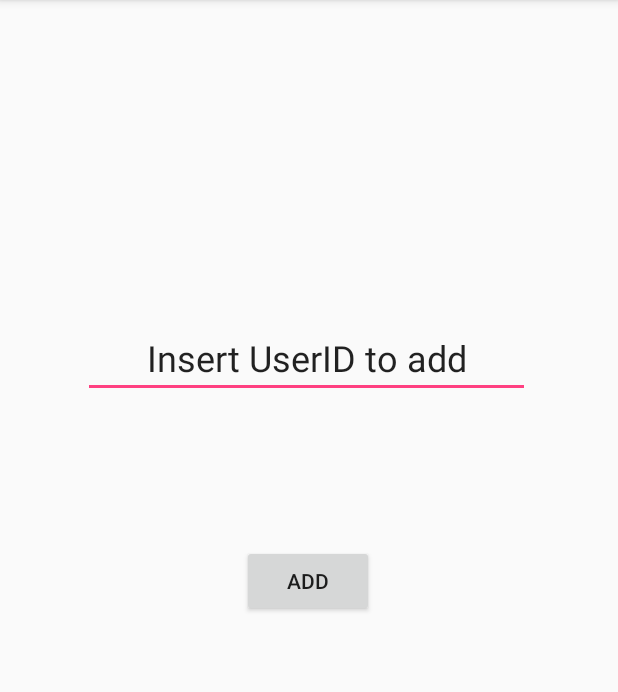
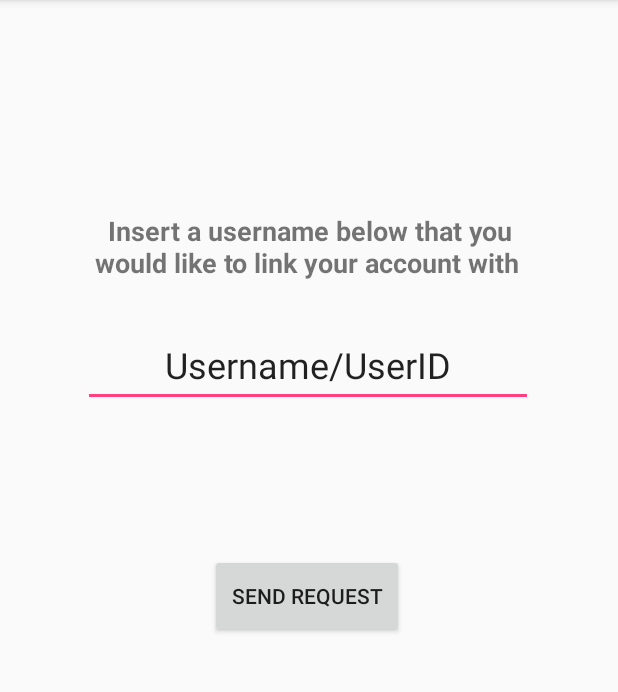
Before and after one commit to Aditi137/Pineapple, an Android app: the LinkAccounts screen opened directly, with no data from a screen before it, on a phone screen of 412 x 824 dp, the part 84-776 px from its top. Run offline under Robolectric (Android 15) with nearby library versions, the phone set to English and light mode, and no system bars; our stand-ins replace Volley.

Commit message:
Minor updates to login

```diff
--- a/LoginRegister/app/src/main/res/layout/link_accounts.xml
+++ b/LoginRegister/app/src/main/res/layout/link_accounts.xml
@@ -8,30 +8,45 @@
 
     <EditText
         android:id="@+id/user_id"
-        android:layout_width="298dp"
-        android:layout_height="49dp"
+        android:layout_width="300dp"
+        android:layout_height="55dp"
         android:layout_marginRight="8dp"
         android:layout_marginTop="216dp"
         android:ems="10"
         android:inputType="textPersonName"
-        android:text="Insert UserID to add"
+        android:text="Username/UserID"
         android:textAlignment="center"
         android:textSize="24sp"
-        app:layout_constraintHorizontal_bias="0.519"
+        app:layout_constraintHorizontal_bias="0.533"
         app:layout_constraintLeft_toLeftOf="parent"
         app:layout_constraintRight_toRightOf="parent"
-        app:layout_constraintTop_toTopOf="parent"
-        tools:layout_editor_absoluteY="209dp" />
+        app:layout_constraintTop_toTopOf="parent" />
 
     <Button
         android:id="@+id/add_button"
-        android:layout_width="wrap_content"
-        android:layout_height="wrap_content"
+        android:layout_width="129dp"
+        android:layout_height="56dp"
         android:layout_marginRight="8dp"
         android:layout_marginTop="98dp"
-        android:text="ADD"
-        app:layout_constraintHorizontal_bias="0.511"
+        android:text="Send request"
+        app:layout_constraintHorizontal_bias="0.51"
         app:layout_constraintLeft_toLeftOf="parent"
         app:layout_constraintRight_toRightOf="parent"
-        app:layout_constraintTop_toBottomOf="@+id/user_id" />
+        app:layout_constraintTop_toBottomOf="@+id/user_id"
+        tools:layout_editor_absoluteX="131dp" />
+
+    <TextView
+        android:id="@+id/textView2"
+        android:layout_width="295dp"
+        android:layout_height="45dp"
+        android:layout_marginBottom="29dp"
+        android:layout_marginRight="57dp"
+        android:text="Insert a username below that you would like to link your account with "
+        android:textAlignment="center"
+        android:textAllCaps="false"
+        android:textSize="18sp"
+        android:textStyle="bold"
+        app:layout_constraintBottom_toTopOf="@+id/user_id"
+        app:layout_constraintRight_toRightOf="parent"
+        tools:layout_editor_absoluteY="142dp" />
 </android.support.constraint.ConstraintLayout>
```
Also changed, not shown: LoginRegister/app/src/main/java/com/example/sgc/loginregister/DatabaseWorker.java (+8 -1 lines), LoginRegister/app/src/main/java/com/example/sgc/loginregister/LinkAccounts.java (+5 -2 lines), LoginRegister/app/src/main/java/com/example/sgc/loginregister/LoginActivity.java (+5 -5 lines), LoginRegister/app/src/main/java/com/example/sgc/loginregister/RegisterActivity.java (+11 -4 lines), 3 other files.
